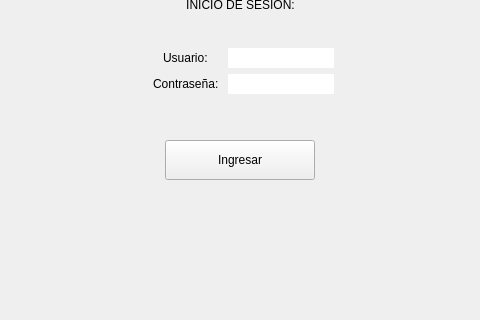
Above: blustock/uis/login.ui from MaxAPBusiness/Blustock before the change; both pictures show x 181 to 661 and y 128 to 448 of the 843 by 695 pixel window. Below: the same form after it.
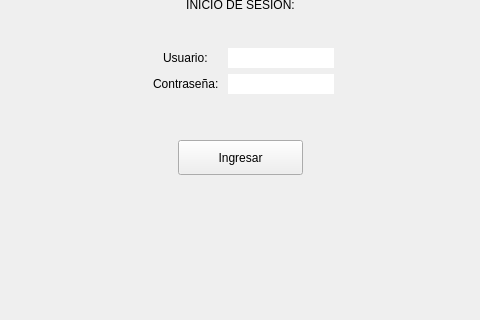
That is the form after the change.

```diff
--- a/blustock/uis/login.ui
+++ b/blustock/uis/login.ui
@@ -224,8 +224,8 @@
      </property>
      <property name="minimumSize">
       <size>
-       <width>150</width>
-       <height>40</height>
+       <width>125</width>
+       <height>35</height>
       </size>
      </property>
      <property name="text">
```
Left out of the diff: 14 changed lines with no effect on the pictures.
